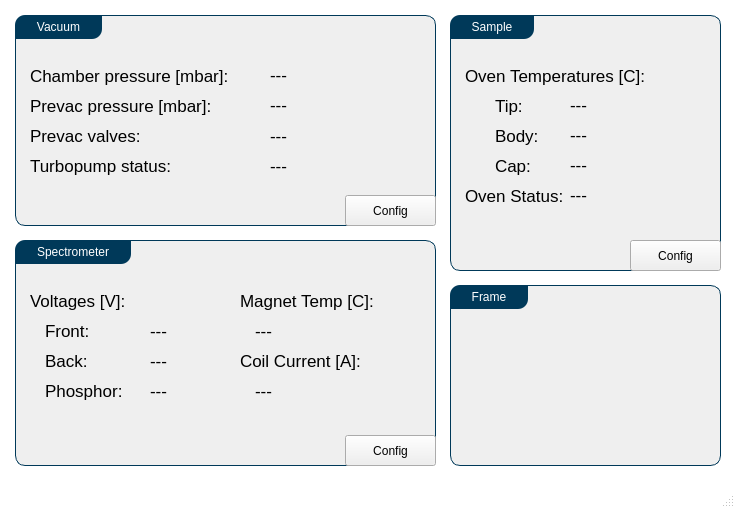
This is Utils/ursapqConsoleResources/main.ui in pnjun/UrsaPQ-Manager as Qt 5 draws it before an edit. The edited form follows.
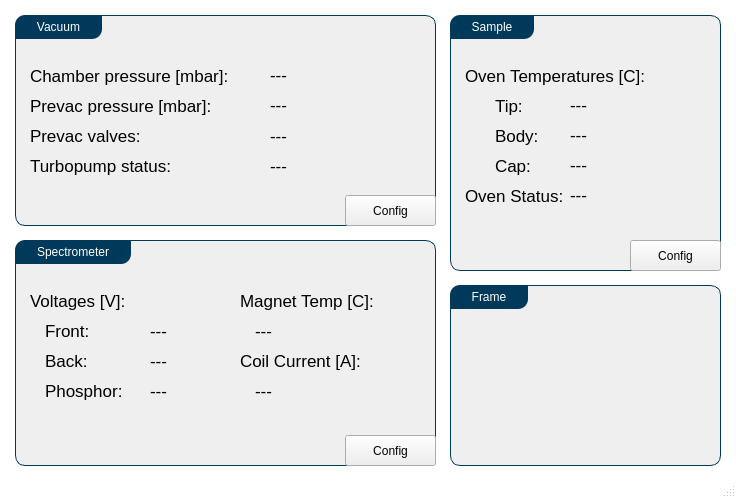
This is the edited form.

Commit message: Data Display Window

Diff of the .ui file:
```diff
--- a/Utils/ursapqConsoleResources/main.ui
+++ b/Utils/ursapqConsoleResources/main.ui
@@ -6,8 +6,8 @@
    <rect>
     <x>0</x>
     <y>0</y>
-    <width>735</width>
-    <height>508</height>
+    <width>736</width>
+    <height>498</height>
    </rect>
   </property>
   <property name="sizePolicy">
```
The commit also changes 7 other files.
